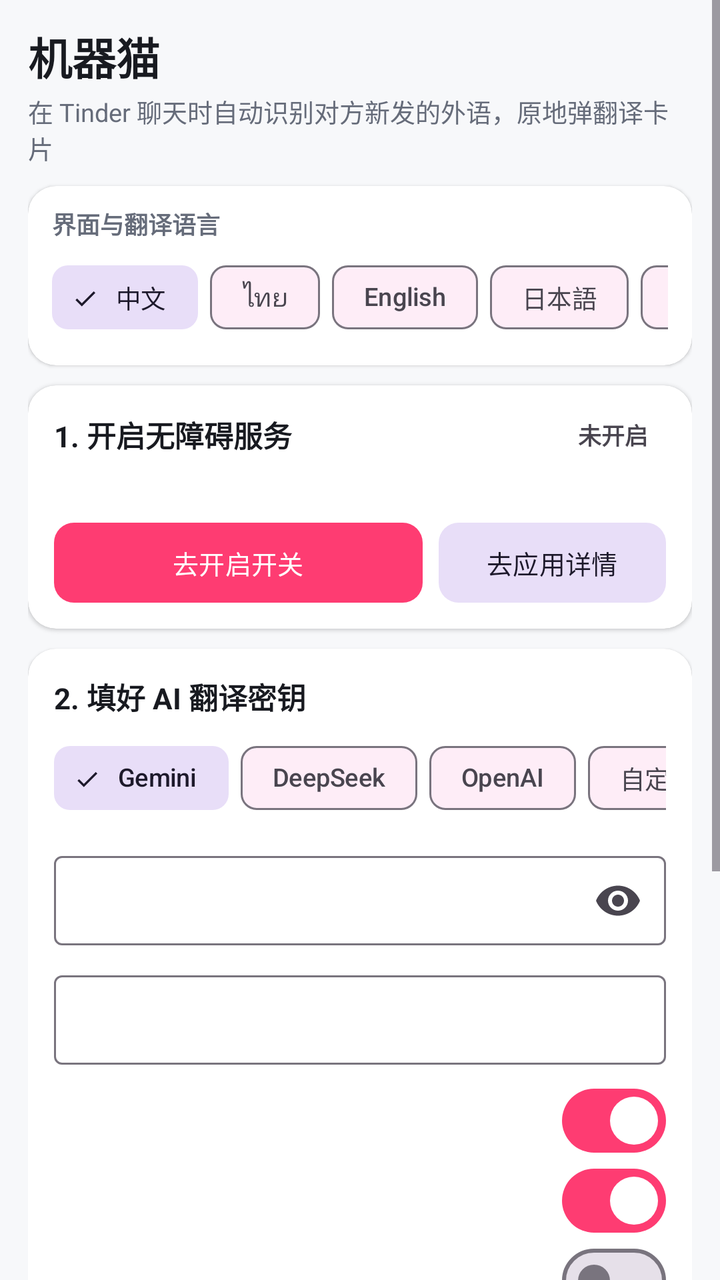
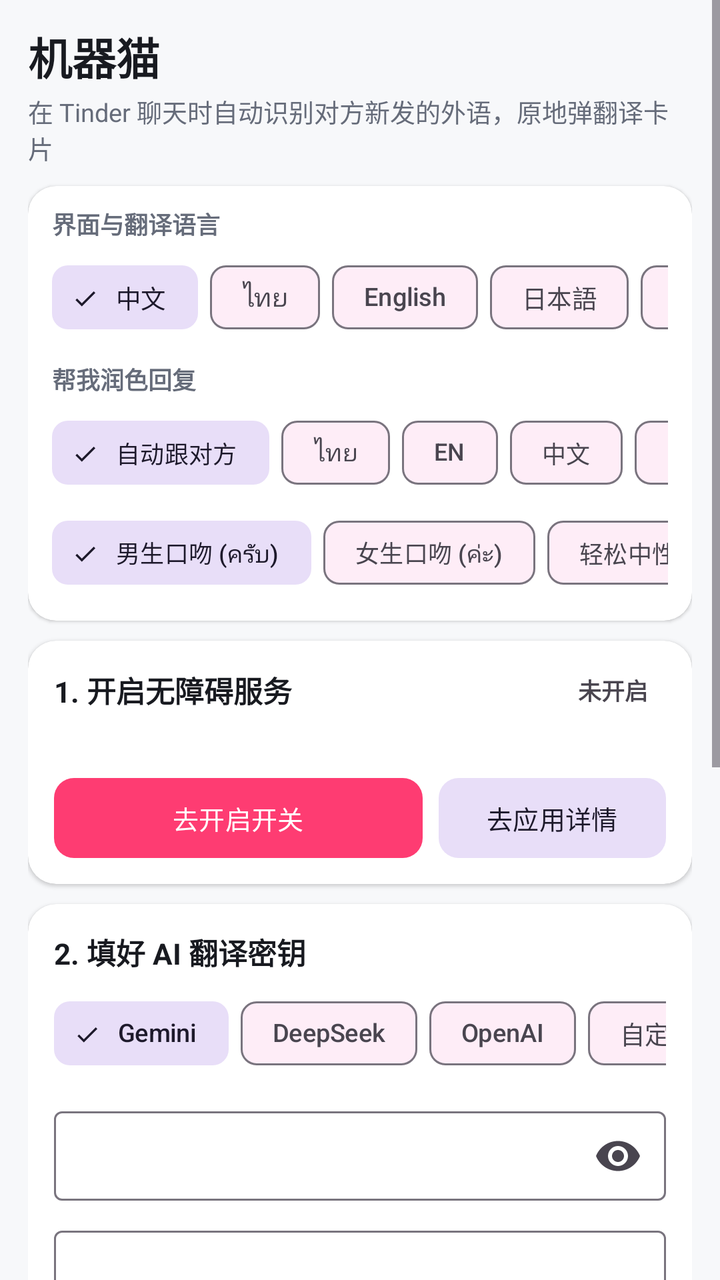

An Android layout rendered at two revisions. The XML below is the earlier revision; the diff shows what the commit changed to produce the second picture.
<!-- AndroidManifest.xml: application theme Theme.TinderLiaoYi -->
<!-- res/layout/activity_main.xml -->
<?xml version="1.0" encoding="utf-8"?>
<ScrollView xmlns:android="http://schemas.android.com/apk/res/android"
    xmlns:app="http://schemas.android.com/apk/res-auto"
    android:id="@+id/mainScrollRoot"
    android:layout_width="match_parent"
    android:layout_height="match_parent"
    android:background="@color/bg_page"
    android:clipToPadding="false"
    android:fillViewport="true">

    <LinearLayout
        android:id="@+id/mainContentContainer"
        android:layout_width="match_parent"
        android:layout_height="wrap_content"
        android:orientation="vertical"
        android:paddingHorizontal="14dp"
        android:paddingTop="12dp"
        android:paddingBottom="18dp">

        
        <TextView
            android:id="@+id/tvAppTitle"
            android:layout_width="wrap_content"
            android:layout_height="wrap_content"
            android:text="机器猫"
            android:textColor="@color/text_primary"
            android:textSize="22sp"
            android:textStyle="bold" />

        <TextView
            android:id="@+id/tvAppSubtitle"
            android:layout_width="match_parent"
            android:layout_height="wrap_content"
            android:layout_marginTop="2dp"
            android:text="在 Tinder 聊天时自动识别对方新发的外语，原地弹翻译卡片"
            android:textColor="@color/text_secondary"
            android:textSize="12.5sp" />

        
        <com.google.android.material.card.MaterialCardView
            android:layout_width="match_parent"
            android:layout_height="wrap_content"
            android:layout_marginTop="10dp"
            app:cardBackgroundColor="@color/card_bg"
            app:cardCornerRadius="14dp"
            app:cardElevation="1dp"
            app:strokeWidth="0dp">

            <LinearLayout
                android:layout_width="match_parent"
                android:layout_height="wrap_content"
                android:orientation="vertical"
                android:paddingHorizontal="12dp"
                android:paddingVertical="10dp">

                <TextView
                    android:id="@+id/tvLangLabel"
                    android:layout_width="wrap_content"
                    android:layout_height="wrap_content"
                    android:text="界面与翻译语言"
                    android:textColor="@color/text_secondary"
                    android:textSize="12sp"
                    android:textStyle="bold" />

                <HorizontalScrollView
                    android:layout_width="match_parent"
                    android:layout_height="wrap_content"
                    android:layout_marginTop="4dp"
                    android:scrollbars="none">

                    <com.google.android.material.chip.ChipGroup
                        android:id="@+id/chipGroupLanguage"
                        android:layout_width="wrap_content"
                        android:layout_height="wrap_content"
                        app:chipSpacingHorizontal="6dp"
                        app:selectionRequired="true"
                        app:singleLine="true"
                        app:singleSelection="true">

                        <com.google.android.material.chip.Chip
                            android:id="@+id/chipLangZh"
                            style="@style/Widget.Material3.Chip.Filter"
                            android:layout_width="wrap_content"
                            android:layout_height="wrap_content"
                            android:checked="true"
                            android:text="中文"
                            android:textSize="12.5sp" />

                        <com.google.android.material.chip.Chip
                            android:id="@+id/chipLangTh"
                            style="@style/Widget.Material3.Chip.Filter"
                            android:layout_width="wrap_content"
                            android:layout_height="wrap_content"
                            android:text="ไทย"
                            android:textSize="12.5sp" />

                        <com.google.android.material.chip.Chip
                            android:id="@+id/chipLangEn"
                            style="@style/Widget.Material3.Chip.Filter"
                            android:layout_width="wrap_content"
                            android:layout_height="wrap_content"
                            android:text="English"
                            android:textSize="12.5sp" />

                        <com.google.android.material.chip.Chip
                            android:id="@+id/chipLangJa"
                            style="@style/Widget.Material3.Chip.Filter"
                            android:layout_width="wrap_content"
                            android:layout_height="wrap_content"
                            android:text="日本語"
                            android:textSize="12.5sp" />

                        <com.google.android.material.chip.Chip
                            android:id="@+id/chipLangKo"
                            style="@style/Widget.Material3.Chip.Filter"
                            android:layout_width="wrap_content"
                            android:layout_height="wrap_content"
                            android:text="한국어"
                            android:textSize="12.5sp" />
                    </com.google.android.material.chip.ChipGroup>
                </HorizontalScrollView>
            </LinearLayout>
        </com.google.android.material.card.MaterialCardView>

        
        <com.google.android.material.card.MaterialCardView
            android:layout_width="match_parent"
            android:layout_height="wrap_content"
            android:layout_marginTop="10dp"
            app:cardBackgroundColor="@color/card_bg"
            app:cardCornerRadius="14dp"
            app:cardElevation="1dp"
            app:strokeWidth="0dp">

            <LinearLayout
                android:layout_width="match_parent"
                android:layout_height="wrap_content"
                android:orientation="vertical"
                android:padding="13dp">

                <LinearLayout
                    android:layout_width="match_parent"
                    android:layout_height="wrap_content"
                    android:gravity="center_vertical"
                    android:orientation="horizontal">

                    <TextView
                        android:id="@+id/tvStep1Title"
                        android:layout_width="0dp"
                        android:layout_height="wrap_content"
                        android:layout_weight="1"
                        android:text="1. 开启无障碍服务"
                        android:textColor="@color/text_primary"
                        android:textSize="14.5sp"
                        android:textStyle="bold" />

                    <TextView
                        android:id="@+id/tvServiceBadge"
                        android:layout_width="wrap_content"
                        android:layout_height="wrap_content"
                        android:paddingHorizontal="9dp"
                        android:paddingVertical="3dp"
                        android:text="未开启"
                        android:textSize="11.5sp"
                        android:textStyle="bold" />
                </LinearLayout>

                <TextView
                    android:id="@+id/tvServiceHint"
                    android:layout_width="match_parent"
                    android:layout_height="wrap_content"
                    android:layout_marginTop="6dp"
                    android:lineSpacingExtra="2dp"
                    android:textColor="@color/text_secondary"
                    android:textSize="12sp" />

                <LinearLayout
                    android:layout_width="match_parent"
                    android:layout_height="wrap_content"
                    android:layout_marginTop="10dp"
                    android:orientation="horizontal">

                    <com.google.android.material.button.MaterialButton
                        android:id="@+id/btnOpenAccessibility"
                        android:layout_width="0dp"
                        android:layout_height="40dp"
                        android:layout_weight="1"
                        android:insetTop="0dp"
                        android:insetBottom="0dp"
                        android:text="去开启开关"
                        android:textSize="13sp"
                        app:cornerRadius="10dp" />

                    <com.google.android.material.button.MaterialButton
                        android:id="@+id/btnOpenAppInfo"
                        style="@style/Widget.Material3.Button.TonalButton"
                        android:layout_width="wrap_content"
                        android:layout_height="40dp"
                        android:layout_marginStart="8dp"
                        android:insetTop="0dp"
                        android:insetBottom="0dp"
                        android:text="去应用详情"
                        android:textSize="13sp"
                        app:cornerRadius="10dp" />
                </LinearLayout>
            </LinearLayout>
        </com.google.android.material.card.MaterialCardView>

        
        <com.google.android.material.card.MaterialCardView
            android:layout_width="match_parent"
            android:layout_height="wrap_content"
            android:layout_marginTop="10dp"
            app:cardBackgroundColor="@color/card_bg"
            app:cardCornerRadius="14dp"
            app:cardElevation="1dp"
            app:strokeWidth="0dp">

            <LinearLayout
                android:layout_width="match_parent"
                android:layout_height="wrap_content"
                android:orientation="vertical"
                android:padding="13dp">

                <TextView
                    android:id="@+id/tvStep2Title"
                    android:layout_width="wrap_content"
                    android:layout_height="wrap_content"
                    android:text="2. 填好 AI 翻译密钥"
                    android:textColor="@color/text_primary"
                    android:textSize="14.5sp"
                    android:textStyle="bold" />

                <HorizontalScrollView
                    android:layout_width="match_parent"
                    android:layout_height="wrap_content"
                    android:layout_marginTop="6dp"
                    android:scrollbars="none">

                    <com.google.android.material.chip.ChipGroup
                        android:id="@+id/chipGroupProvider"
                        android:layout_width="wrap_content"
                        android:layout_height="wrap_content"
                        app:chipSpacingHorizontal="6dp"
                        app:selectionRequired="true"
                        app:singleLine="true"
                        app:singleSelection="true">

                        <com.google.android.material.chip.Chip
                            android:id="@+id/chipGemini"
                            style="@style/Widget.Material3.Chip.Filter"
                            android:layout_width="wrap_content"
                            android:layout_height="wrap_content"
                            android:checked="true"
                            android:text="Gemini"
                            android:textSize="12.5sp" />

                        <com.google.android.material.chip.Chip
                            android:id="@+id/chipDeepSeek"
                            style="@style/Widget.Material3.Chip.Filter"
                            android:layout_width="wrap_content"
                            android:layout_height="wrap_content"
                            android:text="DeepSeek"
                            android:textSize="12.5sp" />

                        <com.google.android.material.chip.Chip
                            android:id="@+id/chipOpenAi"
                            style="@style/Widget.Material3.Chip.Filter"
                            android:layout_width="wrap_content"
                            android:layout_height="wrap_content"
                            android:text="OpenAI"
                            android:textSize="12.5sp" />

                        <com.google.android.material.chip.Chip
                            android:id="@+id/chipCustom"
                            style="@style/Widget.Material3.Chip.Filter"
                            android:layout_width="wrap_content"
                            android:layout_height="wrap_content"
                            android:text="自定义"
                            android:textSize="12.5sp" />
                    </com.google.android.material.chip.ChipGroup>
                </HorizontalScrollView>

                <com.google.android.material.textfield.TextInputLayout
                    android:id="@+id/tilApiKey"
                    style="@style/Widget.Material3.TextInputLayout.OutlinedBox.Dense"
                    android:layout_width="match_parent"
                    android:layout_height="wrap_content"
                    android:layout_marginTop="8dp"
                    app:endIconMode="password_toggle">

                    <com.google.android.material.textfield.TextInputEditText
                        android:id="@+id/etApiKey"
                        android:layout_width="match_parent"
                        android:layout_height="wrap_content"
                        android:inputType="textPassword"
                        android:singleLine="true"
                        android:textSize="13.5sp" />
                </com.google.android.material.textfield.TextInputLayout>

                <com.google.android.material.textfield.TextInputLayout
                    android:id="@+id/tilCustomUrl"
                    style="@style/Widget.Material3.TextInputLayout.OutlinedBox.Dense"
                    android:layout_width="match_parent"
                    android:layout_height="wrap_content"
                    android:layout_marginTop="8dp"
                    android:visibility="gone">

                    <com.google.android.material.textfield.TextInputEditText
                        android:id="@+id/etCustomUrl"
                        android:layout_width="match_parent"
                        android:layout_height="wrap_content"
                        android:inputType="textUri"
                        android:singleLine="true"
                        android:textSize="13.5sp" />
                </com.google.android.material.textfield.TextInputLayout>

                <com.google.android.material.textfield.TextInputLayout
                    android:id="@+id/tilModel"
                    style="@style/Widget.Material3.TextInputLayout.OutlinedBox.Dense"
                    android:layout_width="match_parent"
                    android:layout_height="wrap_content"
                    android:layout_marginTop="8dp">

                    <com.google.android.material.textfield.TextInputEditText
                        android:id="@+id/etModel"
                        android:layout_width="match_parent"
                        android:layout_height="wrap_content"
                        android:inputType="text"
                        android:singleLine="true"
                        android:textSize="13.5sp" />
                </com.google.android.material.textfield.TextInputLayout>

                
                <com.google.android.material.materialswitch.MaterialSwitch
                    android:id="@+id/switchAutoPopup"
                    android:layout_width="match_parent"
                    android:layout_height="wrap_content"
                    android:layout_marginTop="8dp"
                    android:checked="true"
                    android:minHeight="40dp"
                    android:textColor="@color/text_primary"
                    android:textSize="13sp" />

                <com.google.android.material.materialswitch.MaterialSwitch
                    android:id="@+id/switchExplainSlang"
                    android:layout_width="match_parent"
                    android:layout_height="wrap_content"
                    android:checked="true"
                    android:minHeight="40dp"
                    android:textColor="@color/text_primary"
                    android:textSize="13sp" />

                <com.google.android.material.materialswitch.MaterialSwitch
                    android:id="@+id/switchShowMine"
                    android:layout_width="match_parent"
                    android:layout_height="wrap_content"
                    android:checked="false"
                    android:minHeight="40dp"
                    android:textColor="@color/text_primary"
                    android:textSize="13sp" />

                <LinearLayout
                    android:layout_width="match_parent"
                    android:layout_height="wrap_content"
                    android:layout_marginTop="10dp"
                    android:orientation="horizontal">

                    <com.google.android.material.button.MaterialButton
                        android:id="@+id/btnSaveAndTest"
                        android:layout_width="0dp"
                        android:layout_height="40dp"
                        android:layout_weight="1"
                        android:insetTop="0dp"
                        android:insetBottom="0dp"
                        android:textSize="13sp"
                        app:cornerRadius="10dp" />

                    <com.google.android.material.button.MaterialButton
                        android:id="@+id/btnSaveOnly"
                        style="@style/Widget.Material3.Button.TonalButton"
                        android:layout_width="wrap_content"
                        android:layout_height="40dp"
                        android:layout_marginStart="8dp"
                        android:insetTop="0dp"
                        android:insetBottom="0dp"
                        android:textSize="13sp"
                        app:cornerRadius="10dp" />
                </LinearLayout>

                <TextView
                    android:id="@+id/tvTestResult"
                    android:layout_width="match_parent"
                    android:layout_height="wrap_content"
                    android:layout_marginTop="8dp"
                    android:background="@color/brand_surface"
                    android:lineSpacingExtra="2dp"
                    android:padding="10dp"
                    android:textColor="@color/text_primary"
                    android:textSize="12.5sp"
                    android:visibility="gone" />
            </LinearLayout>
        </com.google.android.material.card.MaterialCardView>

        
        <com.google.android.material.card.MaterialCardView
            android:layout_width="match_parent"
            android:layout_height="wrap_content"
            android:layout_marginTop="10dp"
            app:cardBackgroundColor="@color/card_bg"
            app:cardCornerRadius="14dp"
            app:cardElevation="1dp"
            app:strokeWidth="0dp">

            <LinearLayout
                android:layout_width="match_parent"
                android:layout_height="wrap_content"
                android:orientation="vertical"
                android:padding="13dp">

                <TextView
                    android:id="@+id/tvStep3Title"
                    android:layout_width="wrap_content"
                    android:layout_height="wrap_content"
                    android:textColor="@color/text_primary"
                    android:textSize="14.5sp"
                    android:textStyle="bold" />

                <TextView
                    android:id="@+id/tvStep3Desc"
                    android:layout_width="match_parent"
                    android:layout_height="wrap_content"
                    android:layout_marginTop="4dp"
                    android:textColor="@color/text_secondary"
                    android:textSize="12sp" />

                <com.google.android.material.button.MaterialButton
                    android:id="@+id/btnOpenMockChat"
                    style="@style/Widget.Material3.Button.OutlinedButton"
                    android:layout_width="match_parent"
                    android:layout_height="40dp"
                    android:layout_marginTop="8dp"
                    android:insetTop="0dp"
                    android:insetBottom="0dp"
                    android:textSize="13sp"
                    app:cornerRadius="10dp" />
            </LinearLayout>
        </com.google.android.material.card.MaterialCardView>

        
        <com.google.android.material.card.MaterialCardView
            android:layout_width="match_parent"
            android:layout_height="wrap_content"
            android:layout_marginTop="10dp"
            app:cardBackgroundColor="@color/status_ok_bg"
            app:cardCornerRadius="14dp"
            app:cardElevation="0dp"
            app:strokeWidth="0dp">

            <LinearLayout
                android:layout_width="match_parent"
                android:layout_height="wrap_content"
                android:orientation="vertical"
                android:padding="13dp">

                <TextView
                    android:id="@+id/tvSafetyTitle"
                    android:layout_width="wrap_content"
                    android:layout_height="wrap_content"
                    android:textColor="@color/status_ok_text"
                    android:textSize="13.5sp"
                    android:textStyle="bold" />

                <TextView
                    android:id="@+id/tvSafetyBody"
                    android:layout_width="match_parent"
                    android:layout_height="wrap_content"
                    android:layout_marginTop="4dp"
                    android:lineSpacingExtra="2dp"
                    android:textColor="#1F4D32"
                    android:textSize="12sp" />
            </LinearLayout>
        </com.google.android.material.card.MaterialCardView>
    </LinearLayout>
</ScrollView>
<!-- resources referenced by this layout -->
<resources>
  <color name="bg_page">#F7F8FA</color>
  <color name="brand_surface">#FFF5F7</color>
  <color name="card_bg">#FFFFFF</color>
  <color name="status_ok_bg">#E9F9EF</color>
  <color name="status_ok_text">#15803D</color>
  <color name="text_primary">#181A20</color>
  <color name="text_secondary">#666C7A</color>
  <style name="Theme.TinderLiaoYi" parent="Theme.Material3.DayNight.NoActionBar">
          <item name="colorPrimary">@color/brand_primary</item>
          <item name="colorPrimaryVariant">@color/brand_primary_dark</item>
          <item name="colorOnPrimary">#FFFFFF</item>
          <item name="android:statusBarColor">@color/bg_page</item>
          <item name="android:windowLightStatusBar">true</item>
      </style>
  <color name="brand_primary">#FE3C72</color>
  <color name="brand_primary_dark">#D92559</color>
</resources>

<!-- the commit's change to res/layout/activity_main.xml (unified diff, before → after) -->
@@ -117,6 +117,124 @@
                             android:layout_height="wrap_content"
                             android:text="한국어"
                             android:textSize="12.5sp" />
+                    </com.google.android.material.chip.ChipGroup>
+                </HorizontalScrollView>
+
+                <TextView
+                    android:id="@+id/tvReplySettingsLabel"
+                    android:layout_width="wrap_content"
+                    android:layout_height="wrap_content"
+                    android:layout_marginTop="8dp"
+                    android:text="帮我润色回复"
+                    android:textColor="@color/text_secondary"
+                    android:textSize="12sp"
+                    android:textStyle="bold" />
+
+                <HorizontalScrollView
+                    android:layout_width="match_parent"
+                    android:layout_height="wrap_content"
+                    android:layout_marginTop="4dp"
+                    android:scrollbars="none">
+
+                    <com.google.android.material.chip.ChipGroup
+                        android:id="@+id/chipGroupReplyLang"
+                        android:layout_width="wrap_content"
+                        android:layout_height="wrap_content"
+                        app:chipSpacingHorizontal="6dp"
+                        app:selectionRequired="true"
+                        app:singleLine="true"
+                        app:singleSelection="true">
+
+                        <com.google.android.material.chip.Chip
+                            android:id="@+id/chipReplyAuto"
+                            style="@style/Widget.Material3.Chip.Filter"
+                            android:layout_width="wrap_content"
+                            android:layout_height="wrap_content"
+                            android:checked="true"
+                            android:text="自动跟对方"
+                            android:textSize="12sp" />
+
+                        <com.google.android.material.chip.Chip
+                            android:id="@+id/chipReplyTh"
+                            style="@style/Widget.Material3.Chip.Filter"
+                            android:layout_width="wrap_content"
+                            android:layout_height="wrap_content"
+                            android:text="ไทย"
+                            android:textSize="12sp" />
+
+                        <com.google.android.material.chip.Chip
+                            android:id="@+id/chipReplyEn"
+                            style="@style/Widget.Material3.Chip.Filter"
+                            android:layout_width="wrap_content"
+                            android:layout_height="wrap_content"
+                            android:text="EN"
+                            android:textSize="12sp" />
+
+                        <com.google.android.material.chip.Chip
+                            android:id="@+id/chipReplyZh"
+                            style="@style/Widget.Material3.Chip.Filter"
+                            android:layout_width="wrap_content"
+                            android:layout_height="wrap_content"
+                            android:text="中文"
+                            android:textSize="12sp" />
+
+                        <com.google.android.material.chip.Chip
+                            android:id="@+id/chipReplyJa"
+                            style="@style/Widget.Material3.Chip.Filter"
+                            android:layout_width="wrap_content"
+                            android:layout_height="wrap_content"
+                            android:text="日本語"
+                            android:textSize="12sp" />
+
+                        <com.google.android.material.chip.Chip
+                            android:id="@+id/chipReplyKo"
+                            style="@style/Widget.Material3.Chip.Filter"
+                            android:layout_width="wrap_content"
+                            android:layout_height="wrap_content"
+                            android:text="한국어"
+                            android:textSize="12sp" />
+                    </com.google.android.material.chip.ChipGroup>
+                </HorizontalScrollView>
+
+                <HorizontalScrollView
+                    android:layout_width="match_parent"
+                    android:layout_height="wrap_content"
+                    android:layout_marginTop="2dp"
+                    android:scrollbars="none">
+
+                    <com.google.android.material.chip.ChipGroup
+                        android:id="@+id/chipGroupGender"
+                        android:layout_width="wrap_content"
+                        android:layout_height="wrap_content"
+                        app:chipSpacingHorizontal="6dp"
+                        app:selectionRequired="true"
+                        app:singleLine="true"
+                        app:singleSelection="true">
+
+                        <com.google.android.material.chip.Chip
+                            android:id="@+id/chipGenderMale"
+                            style="@style/Widget.Material3.Chip.Filter"
+                            android:layout_width="wrap_content"
+                            android:layout_height="wrap_content"
+                            android:checked="true"
+                            android:text="男生口吻 (ครับ)"
+                            android:textSize="12sp" />
+
+                        <com.google.android.material.chip.Chip
+                            android:id="@+id/chipGenderFemale"
+                            style="@style/Widget.Material3.Chip.Filter"
+                            android:layout_width="wrap_content"
+                            android:layout_height="wrap_content"
+                            android:text="女生口吻 (ค่ะ)"
+                            android:textSize="12sp" />
+
+                        <com.google.android.material.chip.Chip
+                            android:id="@+id/chipGenderNeutral"
+                            style="@style/Widget.Material3.Chip.Filter"
+                            android:layout_width="wrap_content"
+                            android:layout_height="wrap_content"
+                            android:text="轻松中性"
+                            android:textSize="12sp" />
                     </com.google.android.material.chip.ChipGroup>
                 </HorizontalScrollView>
             </LinearLayout>
